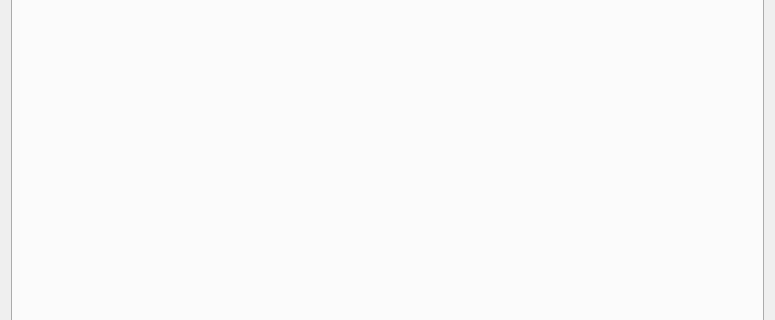
Qt form jdAppStreamEdit/ui/ReleasesWindow.ui (JakobDev/jdAppStreamEdit) before a commit; both pictures show x 0 to 775 and y 114 to 434 of the 775 by 554 pixel window.
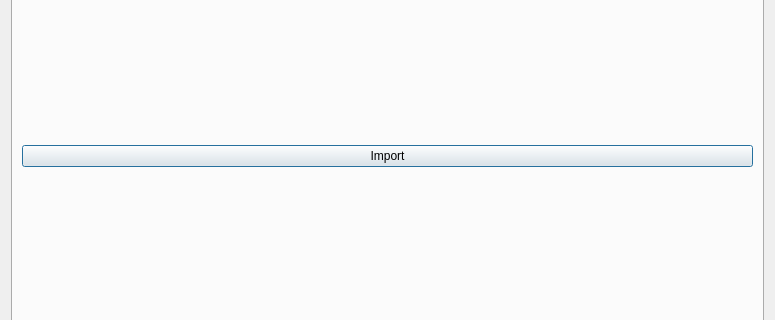
The same form after that commit. The open tabs and pages were chosen to show the change.

Commit message: Add the ability the import changelogs

Diff of the .ui file:
```diff
--- a/jdAppStreamEdit/ui/ReleasesWindow.ui
+++ b/jdAppStreamEdit/ui/ReleasesWindow.ui
@@ -67,6 +67,26 @@
        <property name="bottomMargin">
         <number>0</number>
        </property>
+       <item>
+        <layout class="QVBoxLayout" name="verticalLayout_3">
+         <property name="leftMargin">
+          <number>9</number>
+         </property>
+         <property name="rightMargin">
+          <number>9</number>
+         </property>
+         <property name="bottomMargin">
+          <number>9</number>
+         </property>
+         <item>
+          <widget class="QPushButton" name="import_changelog_button">
+           <property name="text">
+            <string>Import</string>
+           </property>
+          </widget>
+         </item>
+        </layout>
+       </item>
       </layout>
      </widget>
      <widget class="QWidget" name="tab_3">
```
Left out of the diff: 2 changed lines with no effect on the pictures. The commit also changes 12 other files.
